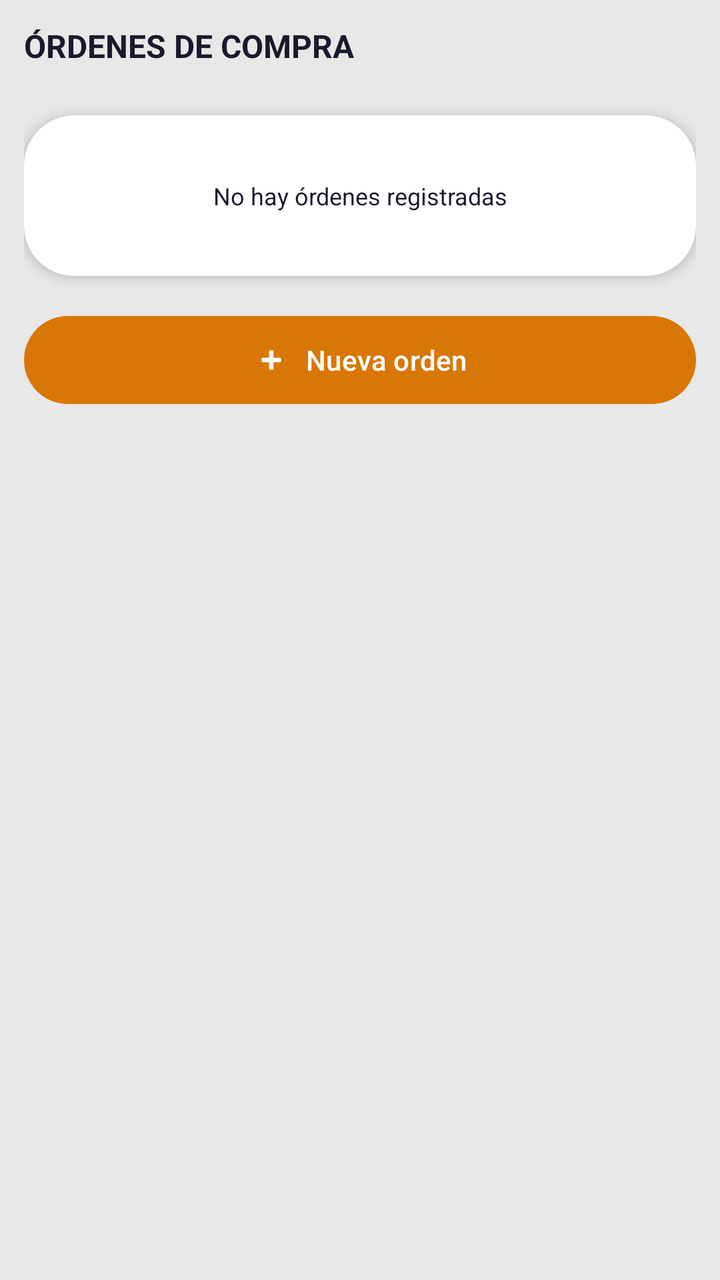
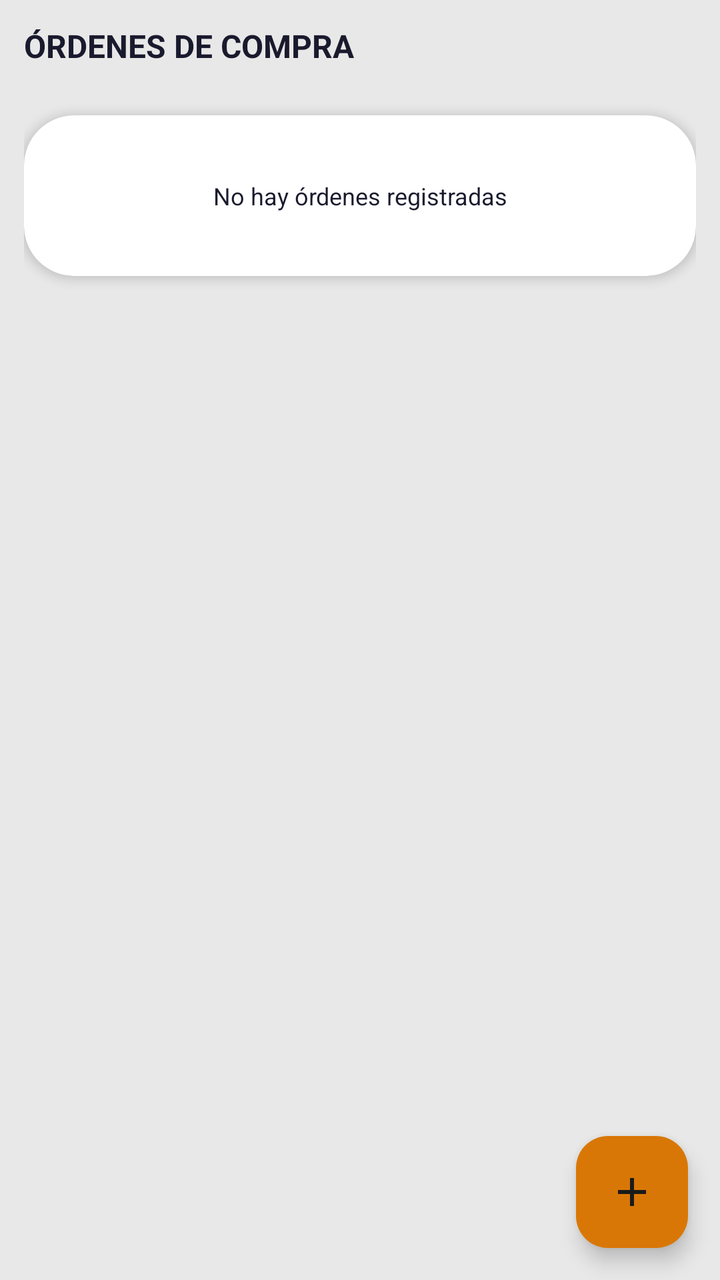

Before-and-after screenshots of an Android layout around one commit, followed by the original layout XML and the change that was made.
<!-- AndroidManifest.xml: application theme Theme.SerfagabApp -->
<!-- res/layout/fragment_orden.xml -->
<?xml version="1.0" encoding="utf-8"?>
<androidx.core.widget.NestedScrollView
    xmlns:android="http://schemas.android.com/apk/res/android"
    xmlns:app="http://schemas.android.com/apk/res-auto"
    android:layout_width="match_parent"
    android:layout_height="match_parent"
    android:fillViewport="true"
    android:background="@color/white_content">

    <LinearLayout
        android:layout_width="match_parent"
        android:layout_height="wrap_content"
        android:orientation="vertical"
        android:padding="@dimen/padding_fragment_inicio">

        <TextView
            android:id="@+id/textViewTituloOrdenes"
            android:layout_width="match_parent"
            android:layout_height="wrap_content"
            android:text="@string/titulo_ordenes"
            android:textColor="@color/azul_oscuro"
            android:textSize="@dimen/size_inicio_titulo"
            android:textStyle="bold"
            android:paddingBottom="16dp" />

        <ProgressBar
            android:id="@+id/progressIndicator"
            style="?android:attr/progressBarStyleHorizontal"
            android:layout_width="match_parent"
            android:layout_height="4dp"
            android:indeterminate="true"
            android:visibility="gone" />

        <com.google.android.material.card.MaterialCardView
            android:id="@+id/cardListaVacia"
            android:layout_width="match_parent"
            android:layout_height="wrap_content"
            android:layout_marginTop="8dp"
            app:cardBackgroundColor="@color/white"
            app:cardCornerRadius="25dp"
            app:cardElevation="3dp"
            app:strokeWidth="0dp">

        <TextView
            android:id="@+id/textViewListaVacia"
            android:layout_width="match_parent"
            android:layout_height="wrap_content"
            android:gravity="center"
            android:padding="32dp"
            android:text="@string/sin_ordenes"
            android:textColor="@color/azul_oscuro"
            android:textSize="@dimen/text_body" />

        </com.google.android.material.card.MaterialCardView>

        <androidx.recyclerview.widget.RecyclerView
            android:id="@+id/recyclerOrdenes"
            android:layout_width="match_parent"
            android:layout_height="wrap_content"
            android:layout_marginTop="8dp"
            android:nestedScrollingEnabled="false"
            android:visibility="gone" />

        <com.google.android.material.button.MaterialButton
            android:id="@+id/fabNuevaOrden"
            android:layout_width="match_parent"
            android:layout_height="wrap_content"
            android:layout_marginTop="16dp"
            android:minHeight="52dp"
            android:text="@string/orden_crear"
            android:textColor="@color/white"
            android:textAllCaps="false"
            app:backgroundTint="@color/naranja"
            app:cornerRadius="25dp"
            app:icon="@android:drawable/ic_input_add"
            app:iconGravity="textStart"
            app:iconTint="@color/white" />

    </LinearLayout>

</androidx.core.widget.NestedScrollView>
<!-- resources referenced by this layout -->
<resources>
  <color name="azul_oscuro">#1a1a2e</color>
  <color name="naranja">#d97706</color>
  <color name="white">#FFFFFFFF</color>
  <color name="white_content">#E8E8E8</color>
  <dimen name="padding_fragment_inicio">12dp</dimen>
  <dimen name="size_inicio_titulo">16sp</dimen>
  <dimen name="text_body">12sp</dimen>
  <string name="orden_crear">Nueva orden</string>
  <string name="sin_ordenes">No hay órdenes registradas</string>
  <string name="titulo_ordenes">ÓRDENES DE COMPRA</string>
  <style name="Theme.SerfagabApp" parent="Base.Theme.SerfagabApp" />
  <style name="Base.Theme.SerfagabApp" parent="Theme.Material3.DayNight.NoActionBar">
          
          
      </style>
</resources>

<!-- the commit's change to res/layout/fragment_orden.xml (unified diff, before → after) -->
@@ -1,81 +1,83 @@
 <?xml version="1.0" encoding="utf-8"?>
-<androidx.core.widget.NestedScrollView
-    xmlns:android="http://schemas.android.com/apk/res/android"
+<FrameLayout xmlns:android="http://schemas.android.com/apk/res/android"
     xmlns:app="http://schemas.android.com/apk/res-auto"
     android:layout_width="match_parent"
-    android:layout_height="match_parent"
-    android:fillViewport="true"
-    android:background="@color/white_content">
+    android:layout_height="match_parent">
 
-    <LinearLayout
+    <androidx.core.widget.NestedScrollView
         android:layout_width="match_parent"
-        android:layout_height="wrap_content"
-        android:orientation="vertical"
-        android:padding="@dimen/padding_fragment_inicio">
+        android:layout_height="match_parent"
+        android:fillViewport="true"
+        android:background="@color/white_content">
 
-        <TextView
-            android:id="@+id/textViewTituloOrdenes"
+        <LinearLayout
             android:layout_width="match_parent"
             android:layout_height="wrap_content"
-            android:text="@string/titulo_ordenes"
-            android:textColor="@color/azul_oscuro"
-            android:textSize="@dimen/size_inicio_titulo"
-            android:textStyle="bold"
-            android:paddingBottom="16dp" />
+            android:orientation="vertical"
+            android:padding="@dimen/padding_fragment_inicio"
+            android:paddingBottom="88dp">
 
-        <ProgressBar
-            android:id="@+id/progressIndicator"
-            style="?android:attr/progressBarStyleHorizontal"
-            android:layout_width="match_parent"
-            android:layout_height="4dp"
-            android:indeterminate="true"
-            android:visibility="gone" />
+            <TextView
+                android:id="@+id/textViewTituloOrdenes"
+                android:layout_width="match_parent"
+                android:layout_height="wrap_content"
+                android:text="@string/titulo_ordenes"
+                android:textColor="@color/azul_oscuro"
+                android:textSize="@dimen/size_inicio_titulo"
+                android:textStyle="bold"
+                android:paddingBottom="16dp" />
 
-        <com.google.android.material.card.MaterialCardView
-            android:id="@+id/cardListaVacia"
-            android:layout_width="match_parent"
-            android:layout_height="wrap_content"
-            android:layout_marginTop="8dp"
-            app:cardBackgroundColor="@color/white"
-            app:cardCornerRadius="25dp"
-            app:cardElevation="3dp"
-            app:strokeWidth="0dp">
+            <ProgressBar
+                android:id="@+id/progressIndicator"
+                style="?android:attr/progressBarStyleHorizontal"
+                android:layout_width="match_parent"
+                android:layout_height="4dp"
+                android:indeterminate="true"
+                android:visibility="gone" />
 
-        <TextView
-            android:id="@+id/textViewListaVacia"
-            android:layout_width="match_parent"
-            android:layout_height="wrap_content"
-            android:gravity="center"
-            android:padding="32dp"
-            android:text="@string/sin_ordenes"
-            android:textColor="@color/azul_oscuro"
-            android:textSize="@dimen/text_body" />
+            <com.google.android.material.card.MaterialCardView
+                android:id="@+id/cardListaVacia"
+                android:layout_width="match_parent"
+                android:layout_height="wrap_content"
+                android:layout_marginTop="8dp"
+                app:cardBackgroundColor="@color/white"
+                app:cardCornerRadius="25dp"
+                app:cardElevation="3dp"
+                app:strokeWidth="0dp">
 
-        </com.google.android.material.card.MaterialCardView>
+            <TextView
+                android:id="@+id/textViewListaVacia"
+                android:layout_width="match_parent"
+                android:layout_height="wrap_content"
+                android:gravity="center"
+                android:padding="32dp"
+                android:text="@string/sin_ordenes"
+                android:textColor="@color/azul_oscuro"
+                android:textSize="@dimen/text_body" />
 
-        <androidx.recyclerview.widget.RecyclerView
-            android:id="@+id/recyclerOrdenes"
-            android:layout_width="match_parent"
-            android:layout_height="wrap_content"
-            android:layout_marginTop="8dp"
-            android:nestedScrollingEnabled="false"
-            android:visibility="gone" />
+            </com.google.android.material.card.MaterialCardView>
 
-        <com.google.android.material.button.MaterialButton
-            android:id="@+id/fabNuevaOrden"
-            android:layout_width="match_parent"
-            android:layout_height="wrap_content"
-            android:layout_marginTop="16dp"
-            android:minHeight="52dp"
-            android:text="@string/orden_crear"
-            android:textColor="@color/white"
-            android:textAllCaps="false"
-            app:backgroundTint="@color/naranja"
-            app:cornerRadius="25dp"
-            app:icon="@android:drawable/ic_input_add"
-            app:iconGravity="textStart"
-            app:iconTint="@color/white" />
+            <androidx.recyclerview.widget.RecyclerView
+                android:id="@+id/recyclerOrdenes"
+                android:layout_width="match_parent"
+                android:layout_height="wrap_content"
+                android:layout_marginTop="8dp"
+                android:nestedScrollingEnabled="false"
+                android:visibility="gone" />
 
-    </LinearLayout>
+        </LinearLayout>
 
-</androidx.core.widget.NestedScrollView>
+    </androidx.core.widget.NestedScrollView>
+
+    <com.google.android.material.floatingactionbutton.FloatingActionButton
+        android:id="@+id/fabNuevaOrden"
+        android:layout_width="wrap_content"
+        android:layout_height="wrap_content"
+        android:layout_gravity="bottom|end"
+        android:layout_margin="16dp"
+        android:src="@drawable/ic_crear"
+        android:contentDescription="@string/orden_crear"
+        app:tint="@color/negro_navbar"
+        app:backgroundTint="@color/naranja"/>
+
+</FrameLayout>
<!-- resource entries referenced after the edit -->
@@ -2,11 +2,18 @@
 <resources>
   <color name="azul_oscuro">#1a1a2e</color>
   <color name="naranja">#d97706</color>
+  <color name="negro_navbar">#1A1A1A</color>
   <color name="white">#FFFFFFFF</color>
   <color name="white_content">#E8E8E8</color>
   <dimen name="padding_fragment_inicio">12dp</dimen>
   <dimen name="size_inicio_titulo">16sp</dimen>
   <dimen name="text_body">12sp</dimen>
+  <!-- drawable ic_crear (drawable) -->
+  <vector xmlns:android="http://schemas.android.com/apk/res/android" android:height="24dp" android:tint="#000000" android:viewportHeight="960" android:viewportWidth="960" android:width="24dp">
+        
+      <path android:fillColor="@android:color/white" android:pathData="M440,520L200,520L200,440L440,440L440,200L520,200L520,440L760,440L760,520L520,520L520,760L440,760L440,520Z"/>
+      
+  </vector>
   <string name="orden_crear">Nueva orden</string>
   <string name="sin_ordenes">No hay órdenes registradas</string>
   <string name="titulo_ordenes">ÓRDENES DE COMPRA</string>
